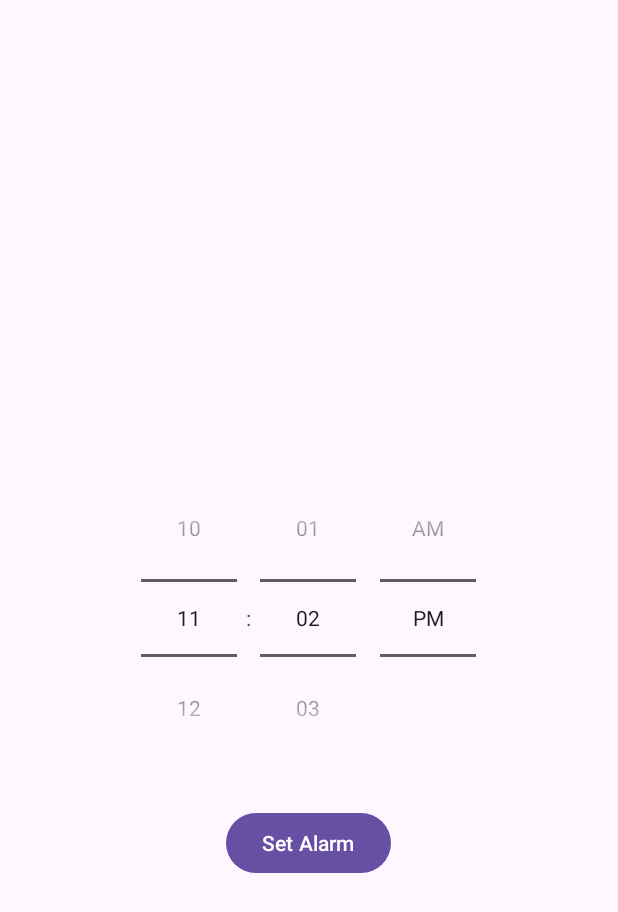
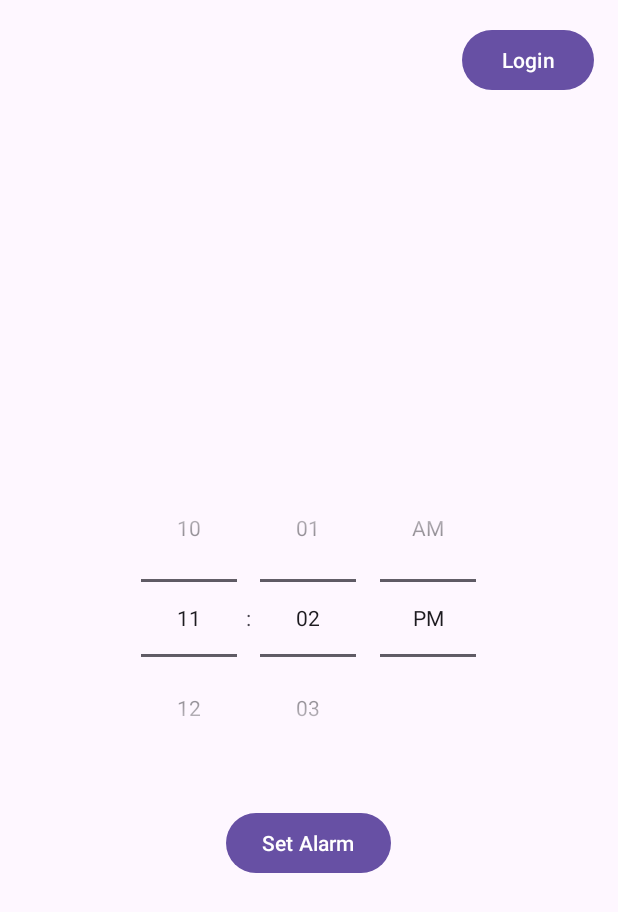
Before and after one commit to DarthRyoshi/AlarmClock, an Android app: the screen it shows after launch (MainActivity), on a phone screen of 412 x 824 dp. Shown: the top 912 px of the screen. Run offline under Robolectric (Android 15) with nearby library versions, the phone set to English and light mode, and no system bars.

Commit message:
Version 1.5

```diff
--- a/app/src/main/java/com/example/alarmclock/AlarmReceiver.java
+++ b/app/src/main/java/com/example/alarmclock/AlarmReceiver.java
@@ -29,4 +29,3 @@ public class AlarmReceiver extends BroadcastReceiver {
         notificationManager.notify(1, builder.build());
     }
 }
-//Nigger
--- a/app/src/main/res/layout/activity_main.xml
+++ b/app/src/main/res/layout/activity_main.xml
@@ -18,4 +18,14 @@
         android:text="Set Alarm"
         android:layout_below="@id/timePicker"
         android:layout_centerHorizontal="true"/>
+
+    <!-- Botón en la esquina superior derecha -->
+    <Button
+        android:id="@+id/topRightButton"
+        android:layout_width="wrap_content"
+        android:layout_height="wrap_content"
+        android:text="Login"
+        android:layout_alignParentRight="true"
+        android:layout_alignParentTop="true"
+        android:layout_margin="16dp"/>
 </RelativeLayout>
```
Also changed, not shown: app/src/main/AndroidManifest.xml (+9 -2 lines).
